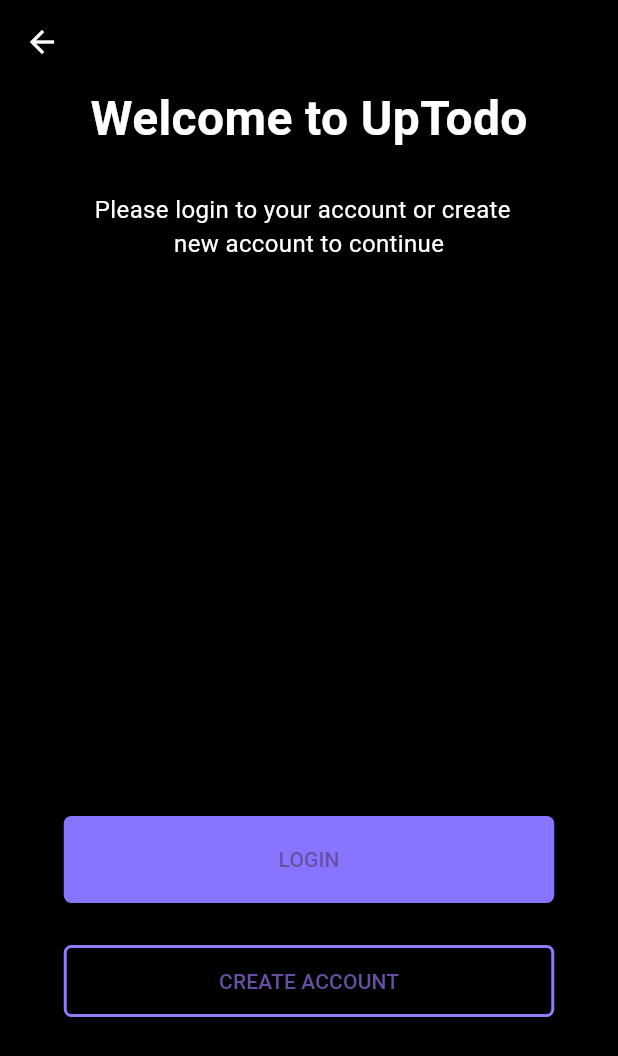
After one commit to rashidahmmedc/screenrashid, a Flutter app: the screen it shows after launch, after a tap on "SKIP", on a phone screen of 412 x 824 dp. The commit adds this screen. Shown: the top 1056 px of the screen. Run offline on Flutter 3.47's test engine with Material 3 defaults, Android fonts, the phone set to English and light mode, and no system bars; our stand-ins replace flutter_svg.

Commit message:
first commit

```diff
--- /dev/null
+++ b/lib/onboading1.dart
@@ -0,0 +1,128 @@
+import 'package:flutter/material.dart';
+import 'package:flutter_svg/svg.dart';
+import 'package:message/onboading2.dart';
+import 'package:message/startscreen.dart';
+
+class Onboading1 extends StatelessWidget {
+  const Onboading1({super.key});
+
+  @override
+  Widget build(BuildContext context) {
+    return Scaffold(
+      backgroundColor: Colors.black,
+      body: Center(
+        child: Column(
+          mainAxisAlignment: MainAxisAlignment.start,
+          crossAxisAlignment: CrossAxisAlignment.center,
+          children: [
+            Row(
+              children: [
+                Padding(padding: EdgeInsets.only(left: 34, top: 70)),
+                InkWell(
+                  onTap: () {
+                    Navigator.push(
+                      context,
+                      MaterialPageRoute(builder: (context) => (Startscreen())),
+                    );
+                  },
+                  child: Text(
+                    "SKIP",
+                    style: TextStyle(
+                      fontSize: 16,
+                      fontWeight: FontWeight.w400,
+                      color: Colors.white,
+                    ),
+                  ),
+                ),
+              ],
+            ),
+            SvgPicture.asset("onboading1.svg"),
+            SizedBox(height: 51.22),
+            Row(
+              mainAxisAlignment: MainAxisAlignment.center,
+              children: [
+                Center(
+                  child: Container(
+                    height: 4,
+                    width: 26.28,
+                    color: Colors.white,
+                  ),
+                ),
+                SizedBox(width: 10),
+                Container(height: 4, width: 26.28, color: Colors.grey),
+                SizedBox(width: 10),
+
+                Container(height: 4, width: 26.28, color: Colors.grey),
+                SizedBox(width: 10),
+                SizedBox(height: 50),
+              ],
+            ),
+
+            Column(
+              children: [
+                Text(
+                  "Manage your tasks",
+                  style: TextStyle(
+                    fontSize: 32,
+                    fontWeight: FontWeight.w700,
+                    color: Colors.white,
+                  ),
+                ),
+                SizedBox(height: 42),
+                Text(
+                  "You can easily manage all of your daily ",
+                  style: TextStyle(
+                    fontSize: 16,
+                    fontWeight: FontWeight.w400,
+                    color: Colors.white,
+                  ),
+                ),
+                Text(
+                  "tasks in DoMe for free",
+                  style: TextStyle(
+                    fontSize: 16,
+                    fontWeight: FontWeight.w400,
+                    color: Colors.white,
+                  ),
+                ),
+              ],
+            ),
+            Row(
+              mainAxisAlignment: MainAxisAlignment.spaceAround,
+              children: [
+                InkWell(
+                  onTap: () {},
+                  child: Text(
+                    "BACK",
+                    style: TextStyle(
+                      fontSize: 16,
+                      fontWeight: FontWeight.w400,
+                      color: Colors.white,
+                    ),
+                  ),
+                ),
+                SizedBox(width: 194, height: 107),
+                ElevatedButton(
+                  onPressed: () {
+                    Navigator.push(
+                      context,
+                      MaterialPageRoute(builder: (context) => (Onboading2())),
+                    );
+                  },
+                  style: ElevatedButton.styleFrom(
+                    backgroundColor: Color(0xff8875FF),
+                    minimumSize: Size(150, 48),
+                    shape: RoundedRectangleBorder(
+                      borderRadius: BorderRadius.circular(5),
+                    ),
+                  ),
+                  child: Text("NEXT"),
+                ),
+              ],
+            ),
+          ],
+        ),
+      ),
+    );
+  }
+}
--- a/lib/splashscreen.dart
+++ b/lib/splashscreen.dart
@@ -1,8 +1,27 @@
+import 'dart:async';
+
 import 'package:flutter/material.dart';
 import 'package:flutter_svg/svg.dart';
+import 'package:message/onboading1.dart';
 
-class SplashScreen extends StatelessWidget {
+class SplashScreen extends StatefulWidget {
   const SplashScreen({super.key});
+
+  @override
+  State<SplashScreen> createState() => _SplashScreenState();
+}
+
+class _SplashScreenState extends State<SplashScreen> {
+  @override
+  void initState() {
+    super.initState();
+    Timer(Duration(seconds: 3), () {
+      Navigator.pushReplacement(
+        context,
+        MaterialPageRoute(builder: (context) => Onboading1()),
+      );
+    });
+  }
 
   @override
   Widget build(BuildContext context) {
@@ -13,6 +32,7 @@ class SplashScreen extends StatelessWidget {
           mainAxisAlignment: MainAxisAlignment.center,
           children: [
             SvgPicture.asset("assets/logo.svg"),
+            SizedBox(height: 19),
             Text(
               "To Do List",
               style: TextStyle(
--- /dev/null
+++ b/lib/startscreen.dart
@@ -0,0 +1,78 @@
+import 'package:flutter/material.dart';
+
+class Startscreen extends StatelessWidget {
+  const Startscreen({super.key});
+
+  @override
+  Widget build(BuildContext context) {
+    return Scaffold(
+      appBar: AppBar(
+        backgroundColor: Colors.black,
+        iconTheme: IconThemeData(color: Colors.white),
+      ),
+      backgroundColor: Colors.black,
+      body: Center(
+        child: Column(
+          mainAxisAlignment: MainAxisAlignment.start,
+          crossAxisAlignment: CrossAxisAlignment.center,
+          children: [
+            Column(
+              children: [
+                Text(
+                  "Welcome to UpTodo",
+                  style: TextStyle(
+                    fontSize: 32,
+                    fontWeight: FontWeight.w700,
+                    color: Colors.white,
+                  ),
+                ),
+                SizedBox(height: 26),
+                Text(
+                  "Please login to your account or create  ",
+                  style: TextStyle(
+                    fontSize: 16,
+                    fontWeight: FontWeight.w400,
+                    color: Colors.white,
+                  ),
+                ),
+                Text(
+                  "new account to continue",
+                  style: TextStyle(
+                    fontSize: 16,
+                    fontWeight: FontWeight.w400,
+                    color: Colors.white,
+                  ),
+                ),
+                SizedBox(height: 370),
+                ElevatedButton(
+                  onPressed: () {},
+                  style: ElevatedButton.styleFrom(
+                    backgroundColor: Color(0xff8875FF),
+                    minimumSize: Size(327, 58),
+                    shape: RoundedRectangleBorder(
+                      borderRadius: BorderRadius.circular(5),
+                    ),
+                  ),
+                  child: Text("LOGIN"),
+                ),
+                SizedBox(height: 28),
+                ElevatedButton(
+                  onPressed: () {},
+                  style: ElevatedButton.styleFrom(
+                    backgroundColor: Colors.black,
+                    minimumSize: Size(327, 48),
+                    side: BorderSide(color: Color(0xff8E7CFF), width: 2),
+                    shape: RoundedRectangleBorder(
+                      borderRadius: BorderRadius.circular(5),
+                    ),
+                  ),
+                  child: Text("CREATE ACCOUNT"),
+                ),
+              ],
+            ),
+          ],
+        ),
+      ),
+    );
+  }
+}
```
Also changed, not shown: lib/onboading2.dart (added, +130 -0 lines), lib/onboading3.dart (added, +129 -0 lines), assets/onboading1.svg (added), assets/onboading2.svg (added), assets/onboading3.svg (added).
